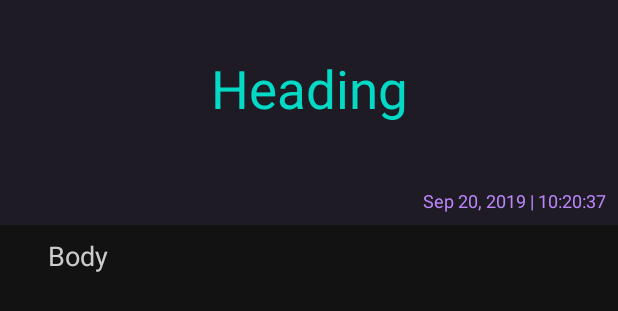
After one commit to SaurabhDRao/Chronicler, an Android app: the layout activity_view_entry.xml on its own in the app's theme, with its tools: preview values and no code run, on a phone screen of 412 x 824 dp. The commit adds this screen. Shown: the top 311 px of the screen. Run offline under Robolectric (Android 15) with nearby library versions, the phone set to English and light mode, and no system bars.

Commit message:
shows the content od each entry

```diff
--- a/app/src/main/AndroidManifest.xml
+++ b/app/src/main/AndroidManifest.xml
@@ -9,9 +9,11 @@
         android:roundIcon="@mipmap/ic_launcher_round"
         android:supportsRtl="true"
         android:theme="@style/AppTheme">
+        <activity android:name=".ViewEntryActivity"></activity>
+        <activity android:name=".VIewEntryActivity" />
         <activity
             android:name=".LoginActivity"
-            android:label="@string/title_activity_login"></activity>
+            android:label="@string/title_activity_login" />
         <activity android:name=".RegisterActivity" />
         <activity android:name=".MainActivity">
             <intent-filter>
--- /dev/null
+++ b/app/src/main/res/layout/activity_view_entry.xml
@@ -0,0 +1,73 @@
+<?xml version="1.0" encoding="utf-8"?>
+<ScrollView xmlns:android="http://schemas.android.com/apk/res/android"
+    xmlns:app="http://schemas.android.com/apk/res-auto"
+    xmlns:tools="http://schemas.android.com/tools"
+    android:layout_width="match_parent"
+    android:layout_height="match_parent"
+    android:background="@color/backgroundColor"
+    tools:context=".MainActivity">
+    <android.support.constraint.ConstraintLayout xmlns:android="http://schemas.android.com/apk/res/android"
+        xmlns:app="http://schemas.android.com/apk/res-auto"
+        xmlns:tools="http://schemas.android.com/tools"
+        android:layout_width="match_parent"
+        android:layout_height="match_parent"
+        android:background="@color/backgroundColor"
+        android:paddingBottom="50dp"
+        tools:context="com.example.myapplication.ViewEntryActivity">
+
+        <ImageView
+            android:id="@+id/imageView"
+            android:layout_width="match_parent"
+            android:layout_height="150dp"
+            android:layout_marginStart="0dp"
+            android:layout_marginLeft="0dp"
+            app:layout_constraintEnd_toEndOf="parent"
+            app:layout_constraintStart_toStartOf="parent"
+            app:layout_constraintTop_toTopOf="parent"
+            app:srcCompat="@color/backgroundColorLight" />
+
+        <TextView
+            android:id="@+id/view_entry_title"
+            android:layout_width="match_parent"
+            android:layout_height="wrap_content"
+            android:layout_marginBottom="8dp"
+            android:text="Heading"
+            android:textAlignment="center"
+            android:textColor="@color/secondaryGreen"
+            android:textSize="35sp"
+            app:layout_constraintBottom_toTopOf="@+id/view_entry_date_time"
+            app:layout_constraintEnd_toEndOf="@+id/imageView"
+            app:layout_constraintStart_toStartOf="@+id/imageView"
+            app:layout_constraintTop_toTopOf="@+id/imageView" />
+
+        <TextView
+            android:id="@+id/view_entry_date_time"
+            android:layout_width="wrap_content"
+            android:layout_height="wrap_content"
+            android:layout_marginEnd="8dp"
+            android:layout_marginRight="8dp"
+            android:layout_marginBottom="8dp"
+            android:text="Sep 20, 2019 | 10:20:37"
+            android:textSize="12sp"
+            android:textColor="@color/primaryPurple"
+            app:layout_constraintBottom_toBottomOf="@+id/imageView"
+            app:layout_constraintEnd_toEndOf="@+id/view_entry_title" />
+
+        <TextView
+            android:id="@+id/view_entry_body"
+            android:layout_width="match_parent"
+            android:layout_height="wrap_content"
+            android:layout_marginStart="32dp"
+            android:layout_marginLeft="32dp"
+            android:layout_marginTop="8dp"
+            android:layout_marginEnd="32dp"
+            android:layout_marginRight="32dp"
+            android:text="Body"
+            android:textColor="#ccc"
+            android:textSize="18sp"
+            app:layout_constraintEnd_toEndOf="parent"
+            app:layout_constraintStart_toStartOf="parent"
+            app:layout_constraintTop_toBottomOf="@+id/imageView" />
+
+    </android.support.constraint.ConstraintLayout>
+</ScrollView>
--- a/app/src/main/res/values/colors.xml
+++ b/app/src/main/res/values/colors.xml
@@ -5,7 +5,7 @@
     <color name="colorAccent">#D81B60</color>
 
     <color name="backgroundColor">#121212</color>
-    <color name="backgroundColorLight">#1f1b24</color>
+    <color name="backgroundColorLight">#1F1B24</color>
     <color name="primaryPurple">#bb86fc</color>
     <color name="primaryBlue">#4B27A3</color>
     <color name="secondaryGreen">#03dac6</color>
```
Also changed, not shown: app/src/main/java/com/example/myapplication/Adapters/JournalEntryAdapter.java (+25 -15 lines), app/src/main/java/com/example/myapplication/ViewEntryActivity.java (added, +28 -0 lines), app/src/main/res/layout/row_journal_entry.xml (+10 -3 lines).
